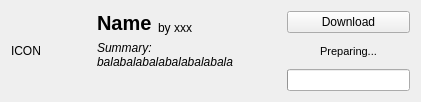
kaniol-lck/modmanager, file modmanager/curseforgemoditemwidget.ui: the form before one commit.
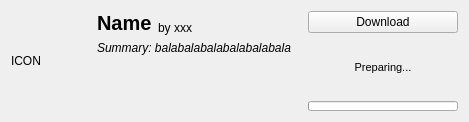
The form after the commit.

Patch:
```diff
--- a/modmanager/curseforgemoditemwidget.ui
+++ b/modmanager/curseforgemoditemwidget.ui
@@ -6,8 +6,8 @@
    <rect>
     <x>0</x>
     <y>0</y>
-    <width>421</width>
-    <height>94</height>
+    <width>469</width>
+    <height>122</height>
    </rect>
   </property>
   <property name="windowTitle">
@@ -85,6 +85,24 @@
     <layout class="QVBoxLayout" name="verticalLayout">
      <item>
       <widget class="QPushButton" name="downloadButton">
+       <property name="sizePolicy">
+        <sizepolicy hsizetype="Fixed" vsizetype="Fixed">
+         <horstretch>0</horstretch>
+         <verstretch>0</verstretch>
+        </sizepolicy>
+       </property>
+       <property name="minimumSize">
+        <size>
+         <width>150</width>
+         <height>0</height>
+        </size>
+       </property>
+       <property name="maximumSize">
+        <size>
+         <width>150</width>
+         <height>16777215</height>
+        </size>
+       </property>
        <property name="text">
         <string>Download</string>
        </property>
@@ -110,6 +128,24 @@
        <property name="enabled">
         <bool>true</bool>
        </property>
+       <property name="sizePolicy">
+        <sizepolicy hsizetype="Minimum" vsizetype="Fixed">
+         <horstretch>0</horstretch>
+         <verstretch>0</verstretch>
+        </sizepolicy>
+       </property>
+       <property name="minimumSize">
+        <size>
+         <width>150</width>
+         <height>0</height>
+        </size>
+       </property>
+       <property name="maximumSize">
+        <size>
+         <width>150</width>
+         <height>10</height>
+        </size>
+       </property>
        <property name="value">
         <number>0</number>
        </property>
```
